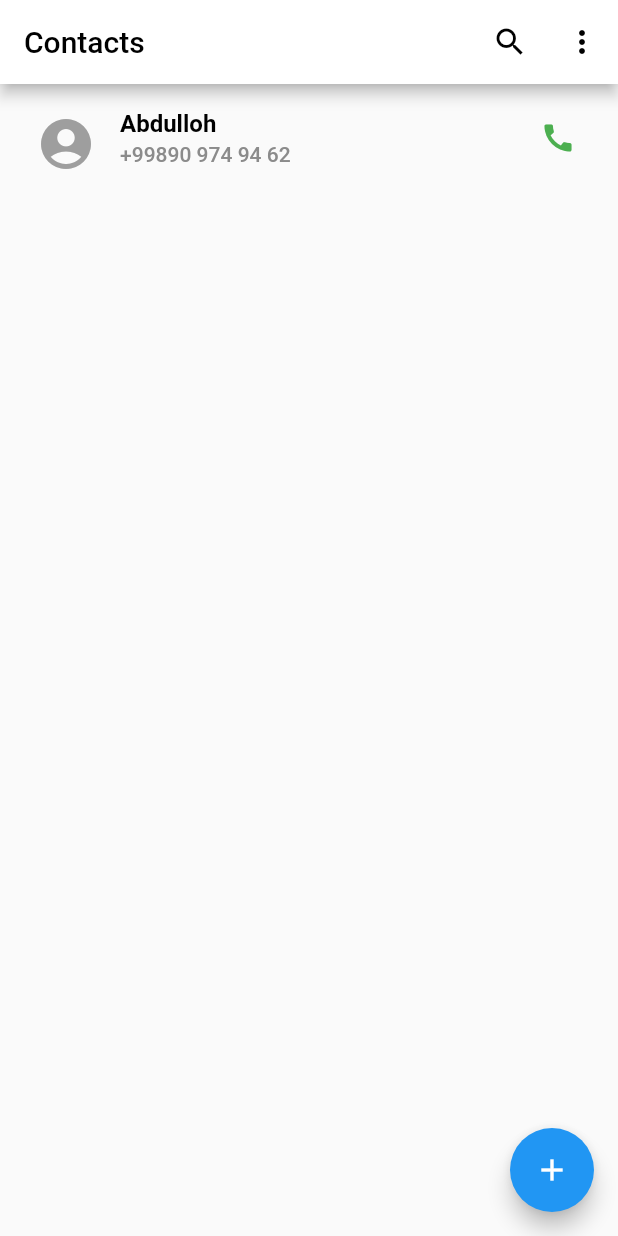
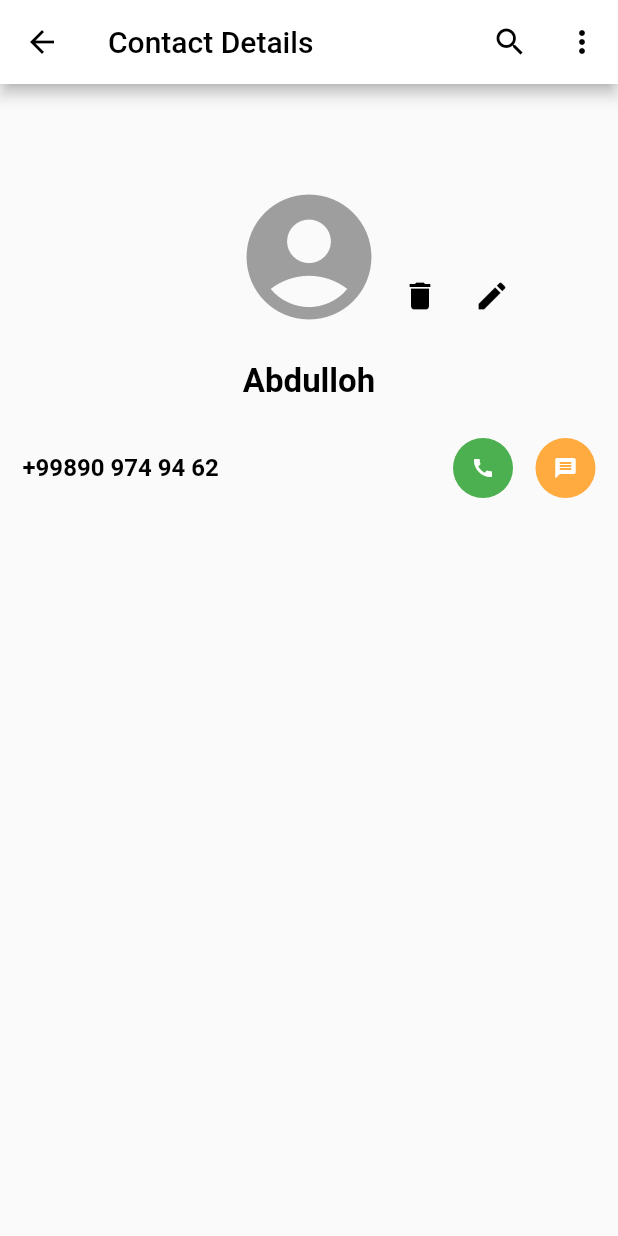
Before and after one commit to Abdusamad98/test_project, a Flutter app: the screen it shows after launch, after a tap on "Abdulloh", on a phone screen of 412 x 824 dp. Run offline on Flutter 3.47's test engine with Material 2 defaults, Android fonts, the phone set to English and light mode, and no system bars; our stand-ins replace flutter_svg.

Commit message:
some changes

```diff
--- a/lib/ui/contact_detail_screen.dart
+++ b/lib/ui/contact_detail_screen.dart
@@ -0,0 +1,139 @@
+import 'package:flutter/material.dart';
+import 'package:test_project/models/contact_model.dart';
+import 'package:url_launcher/url_launcher.dart';
+
+class ContactDetailScreen extends StatelessWidget {
+  const ContactDetailScreen({super.key, required this.contactModel});
+
+  final ContactModel contactModel;
+
+  @override
+  Widget build(BuildContext context) {
+    return Scaffold(
+      appBar: AppBar(
+        backgroundColor: Colors.white,
+        title: const Text(
+          "Contact Details",
+          style: TextStyle(color: Colors.black),
+        ),
+        leading: IconButton(
+          onPressed: () {
+            Navigator.pop(context);
+          },
+          icon: const Icon(
+            Icons.arrow_back,
+            color: Colors.black,
+          ),
+        ),
+        actions: [
+          IconButton(
+            onPressed: () {},
+            icon: const Icon(
+              Icons.search,
+              color: Colors.black,
+            ),
+          ),
+          IconButton(
+            onPressed: () {},
+            icon: const Icon(
+              Icons.more_vert,
+              color: Colors.black,
+            ),
+          ),
+        ],
+      ),
+      body: Padding(
+        padding: const EdgeInsets.all(15),
+        child: Column(
+            children: [
+            const SizedBox(height: 50),
+        Row(
+          mainAxisAlignment: MainAxisAlignment.center,
+          crossAxisAlignment: CrossAxisAlignment.end,
+          children: [
+            const Expanded(child: SizedBox()),
+            const Icon(
+              Icons.account_circle,
+              size: 100,
+              color: Colors.grey,
+            ),
+            Expanded(
+              child: Row(
+                children: [
+                  IconButton(
+                    onPressed: () {},
+                    icon: const Icon(
+                      Icons.delete,
+                      color: Colors.black,
+                    ),
+                  ),
+                  IconButton(
+                    onPressed: () {},
+                    icon: const Icon(
+                      Icons.edit,
+                      color: Colors.black,
+                    ),
+                  ),
+                ],
+              ),
+            ),
+          ],
+        ),
+        const SizedBox(height: 20),
+        Text(
+          contactModel.contactName,
+          style: const TextStyle(
+            color: Colors.black,
+            fontSize: 22,
+            fontWeight: FontWeight.w600,
+          ),
+        ),
+        const SizedBox(height: 25),
+        Row(
+          children: [
+          Text(
+          contactModel.contactPhone,
+          style: const TextStyle(
+            color: Colors.black,
+            fontSize: 16,
+            fontWeight: FontWeight.w600,
+          ),
+        ),
+        const Expanded(child: SizedBox()),
+        GestureDetector(
+            onTap: () async {
+              await launchUrl(
+                  Uri.parse("tel:${contactModel.contactPhone}"));
+            },
+            child: Container(
+            height: 40,
+            width: 40,
+        decoration: const BoxDecoration(
+        shape: BoxShape.circle, color: Colors.green),
+        child: const Icon(
+          Icons.call,
+          size: 16,
+          color: Colors.white,
+        ),
+      ),
+    ),
+    const SizedBox(width: 15),
+    Container(
+    height: 40,
+    width: 40,
+    decoration: const BoxDecoration(
+    shape: BoxShape.circle, color: Colors.orangeAccent),
+    child: const Icon(
+    Icons.message,
+    size: 16,
+    color: Colors.white,
+    ),
+    )
+    ],
+    )
+    ],
+    ),
+    ),
+    );
+    }
+}
--- a/lib/ui/contacts_screen.dart
+++ b/lib/ui/contacts_screen.dart
@@ -1,6 +1,8 @@
 import 'package:flutter/material.dart';
+import 'package:flutter_svg/flutter_svg.dart';
 import 'package:test_project/models/contact_model.dart';
 import 'package:test_project/ui/add_contact_screen.dart';
+import 'package:test_project/ui/contact_detail_screen.dart';
 import 'package:url_launcher/url_launcher.dart';
 
 class ContactsScreen extends StatefulWidget {
@@ -11,7 +13,6 @@ class ContactsScreen extends StatefulWidget {
 }
 
 class _ContactsScreenState extends State<ContactsScreen> {
-
   List<ContactModel> contacts = [
     ContactModel(
       contactPhone: "+99890 974 94 62",
@@ -47,14 +48,27 @@ class _ContactsScreenState extends State<ContactsScreen> {
           )
         ],
       ),
-      body: ListView(
+      body: contacts.isNotEmpty
+          ? ListView(
               children: [
                 for (int i = 0; i < contacts.length; i++)
                   ListTile(
-              onTap: () {},
+                    onTap: () {
+                      Navigator.push(
+                        context,
+                        MaterialPageRoute(
+                          builder: (context) {
+                            return ContactDetailScreen(
+                              contactModel: contacts[i],
+                            );
+                          },
+                        ),
+                      );
+                    },
                     trailing: IconButton(
                       onPressed: () async {
-                  await launchUrl(Uri.parse("tel:${contacts[i].contactPhone}"));
+                        await launchUrl(
+                            Uri.parse("tel:${contacts[i].contactPhone}"));
                       },
                       icon: const Icon(
                         Icons.call,
@@ -86,6 +100,24 @@ class _ContactsScreenState extends State<ContactsScreen> {
                     ),
                   )
               ],
+            )
+          : Column(
+              mainAxisAlignment: MainAxisAlignment.center,
+              children: [
+                SvgPicture.asset(
+                  "assets/svg/empty.svg",
+                  width: 100,
+                ),
+                const Center(
+                  child: Text(
+                    "You have no contacts yet",
+                    style: TextStyle(
+                      fontSize: 16,
+                      color: Colors.black,
+                    ),
+                  ),
+                )
+              ],
             ),
       floatingActionButton: FloatingActionButton(
         onPressed: () {
@@ -94,7 +126,7 @@ class _ContactsScreenState extends State<ContactsScreen> {
             MaterialPageRoute(
               builder: (context) {
                 return AddContactScreen(
-                  onNewContact: (newContact){
+                  onNewContact: (newContact) {
                     setState(() {
                       contacts.add(newContact);
                     });
--- a/pubspec.yaml
+++ b/pubspec.yaml
@@ -36,6 +36,8 @@ dependencies:
   # Use with the CupertinoIcons class for iOS style icons.
   cupertino_icons: ^1.0.2
   url_launcher: ^6.1.12
+  flutter_svg: ^2.0.7
+
 
 dev_dependencies:
   flutter_test:
@@ -59,8 +61,8 @@ flutter:
   # the material Icons class.
   uses-material-design: true
 
-#  assets:
-#    - assets/images/image.png
+  assets:
+    - assets/svg/
 
 
 
```
Also changed, not shown: assets/svg/empty.svg (added), pubspec.lock, 2 other files. Lines whose indentation alone changed are shown as unchanged.
